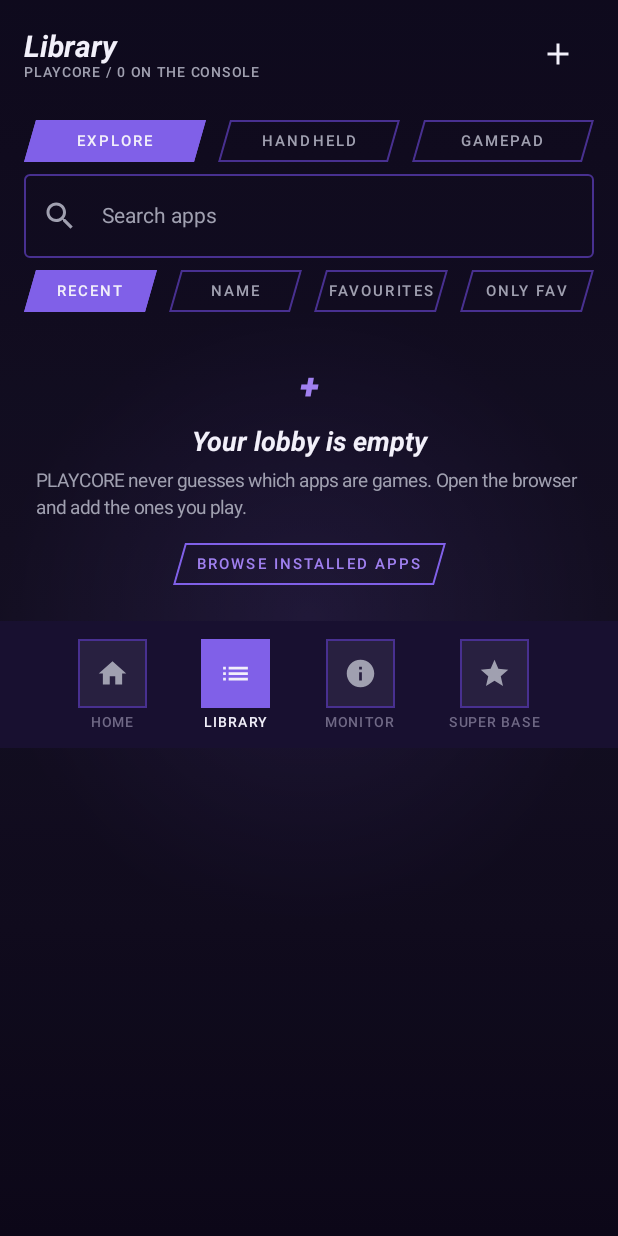
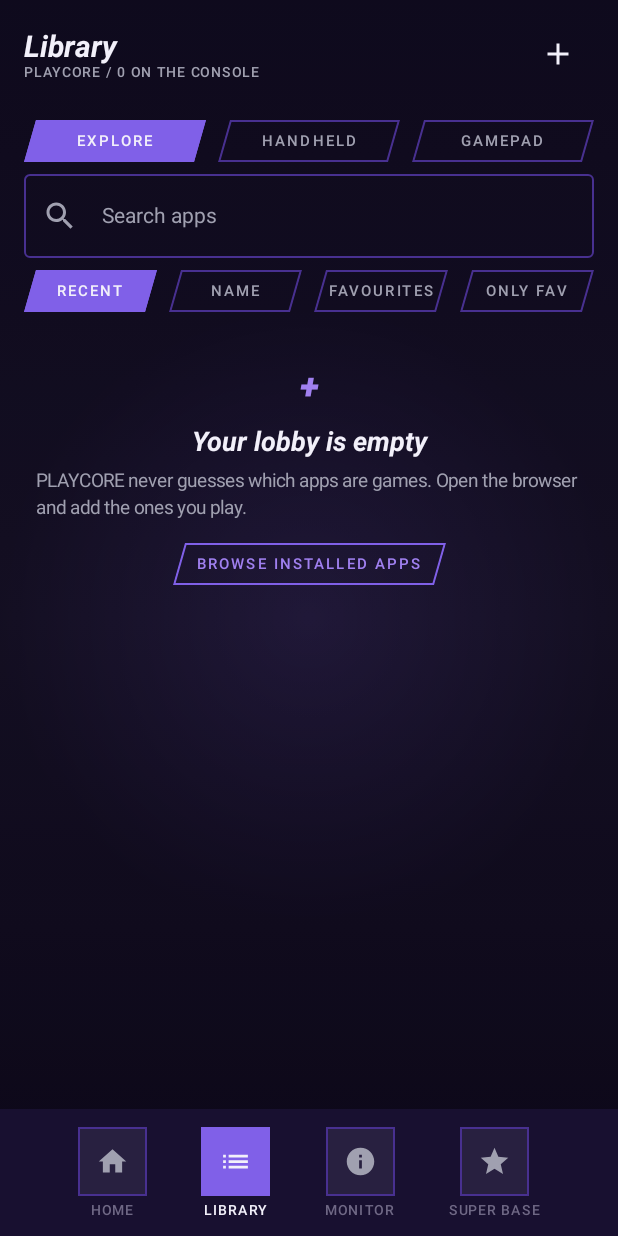
Before and after one commit to sufiyan-sabeel/playcore, an Android app built with Jetpack Compose: the LibraryScreen screen opened through its navigation route, on a phone screen of 412 x 824 dp. Run offline under Robolectric (Android 15) with nearby library versions, the phone set to English and light mode, and no system bars.

Commit message:
Fix Explore home and Library layouts pushing the bottom bar off-screen

```diff
--- a/app/src/main/java/app/playcore/ui/explore/ExploreHomeScreen.kt
+++ b/app/src/main/java/app/playcore/ui/explore/ExploreHomeScreen.kt
@@ -75,6 +75,7 @@ fun ExploreHomeScreen(
             Column(
                 modifier = Modifier
                     .fillMaxWidth()
+                    .weight(1f)
                     .verticalScroll(rememberScrollState())
                     .padding(horizontal = Space.l),
             ) {
--- a/app/src/main/java/app/playcore/ui/library/LibraryScreen.kt
+++ b/app/src/main/java/app/playcore/ui/library/LibraryScreen.kt
@@ -135,6 +135,7 @@ fun LibraryScreen(
                 Spacer(Modifier.height(Space.m))
             }
 
+            Box(modifier = Modifier.weight(1f)) {
             when {
                 state.isLoading && state.games.isEmpty() -> LoadingState("Reading installed apps")
                 state.error != null -> ErrorState(
@@ -162,7 +163,7 @@ fun LibraryScreen(
                 )
                 else -> LazyVerticalGrid(
                     columns = GridCells.Adaptive(minSize = 160.dp),
-                    modifier = Modifier.weight(1f),
+                    modifier = Modifier.fillMaxSize(),
                     contentPadding = PaddingValues(start = Space.l, end = Space.l, bottom = Space.l),
                     horizontalArrangement = Arrangement.spacedBy(Space.m),
                     verticalArrangement = Arrangement.spacedBy(Space.m),
@@ -182,6 +183,7 @@ fun LibraryScreen(
                         )
                     }
                 }
+            }
             }
             bottomBar()
         }
```
